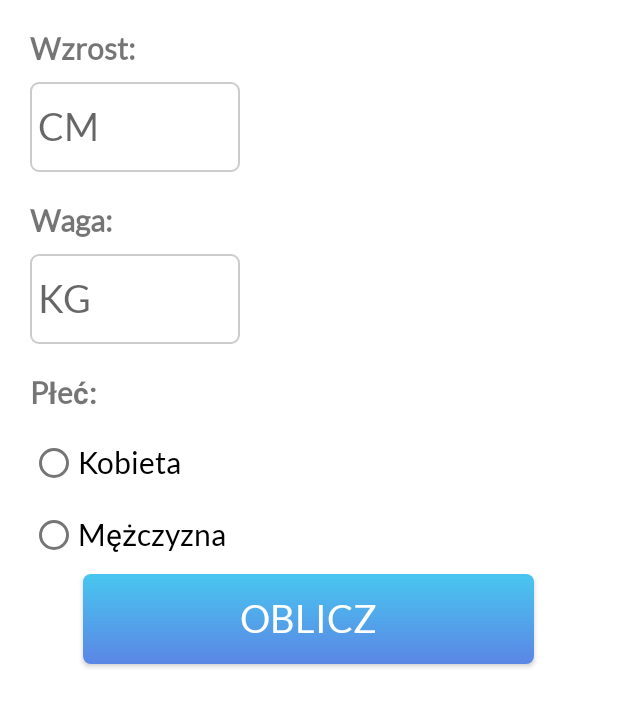
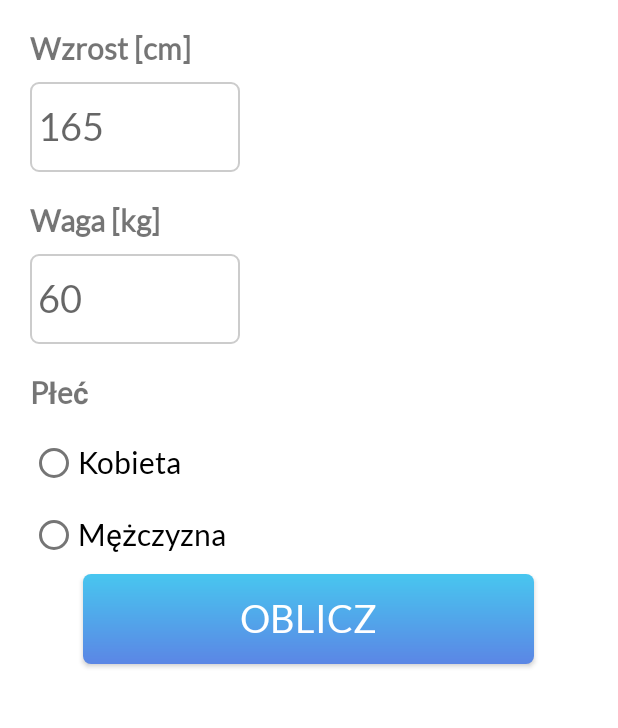
Before and after one commit to DominikJaros/Grant-naukowy, an Android app: the calculatorBMI screen opened directly, with no data from a screen before it, on a phone screen of 412 x 824 dp, the part 110-838 px from its top. Run offline under Robolectric (Android 15) with nearby library versions, the phone set to English and light mode, and no system bars.

```diff
--- /dev/null
+++ b/app/src/main/res/drawable/gradient_violet.xml
@@ -0,0 +1,8 @@
+<?xml version="1.0" encoding="utf-8"?>
+<shape xmlns:android="http://schemas.android.com/apk/res/android">
+    <gradient
+        android:type="linear"
+        android:angle="90"
+        android:startColor="#5F72BE"
+        android:endColor="#9921E8" />
+</shape>
--- a/app/src/main/res/layout/activity_calculator_bmi.xml
+++ b/app/src/main/res/layout/activity_calculator_bmi.xml
@@ -55,7 +55,7 @@
             android:layout_alignParentTop="true"
             android:layout_marginStart="20dp"
             android:layout_marginTop="20dp"
-            android:text="Wzrost:"
+            android:text="Wzrost [cm]"
             android:textStyle="bold"
             android:textSize="20sp" />
 
@@ -69,7 +69,7 @@
             android:layout_marginTop="10dp"
             android:background="@drawable/custom_edittext_number"
             android:ems="10"
-            android:hint="CM"
+            android:hint="165"
             android:inputType="number"
             android:padding="5dp"
             android:textSize="25sp" />
@@ -82,7 +82,7 @@
             android:layout_alignParentStart="true"
             android:layout_marginStart="20dp"
             android:layout_marginTop="20dp"
-            android:text="Waga:"
+            android:text="Waga [kg]"
             android:textStyle="bold"
             android:textSize="20sp" />
 
@@ -96,7 +96,7 @@
             android:layout_marginTop="10dp"
             android:background="@drawable/custom_edittext_number"
             android:ems="10"
-            android:hint="KG"
+            android:hint="60"
             android:inputType="number"
             android:padding="5dp"
             android:textSize="25sp" />
@@ -109,7 +109,7 @@
             android:layout_alignParentStart="true"
             android:layout_marginStart="20dp"
             android:layout_marginTop="20dp"
-            android:text="Płeć:"
+            android:text="Płeć"
             android:textStyle="bold"
             android:textAlignment="center"
             android:textSize="20sp" />
--- a/app/src/main/res/layout/activity_main.xml
+++ b/app/src/main/res/layout/activity_main.xml
@@ -5,7 +5,6 @@
     android:layout_width="match_parent"
     android:orientation="vertical"
     android:padding="10dp"
-    android:background="@color/cream"
     android:layout_height="match_parent"
     tools:context=".MainActivity">
 
--- a/build.gradle
+++ b/build.gradle
@@ -5,7 +5,7 @@ buildscript {
         jcenter()
     }
     dependencies {
-        classpath 'com.android.tools.build:gradle:7.0.0-alpha08'
+        classpath 'com.android.tools.build:gradle:7.0.0-alpha09'
 
         // NOTE: Do not place your application dependencies here; they belong
         // in the individual module build.gradle files
```
Also changed, not shown: app/src/main/java/com/example/iczmp/calculatorBMI.java (+21 -11 lines), app/src/main/java/com/example/iczmp/liveSearch.java (+9 -28 lines), app/src/main/res/drawable/ic_search.xml (added, +10 -0 lines), app/src/main/res/layout/activity_live_search.xml (+15 -23 lines).
